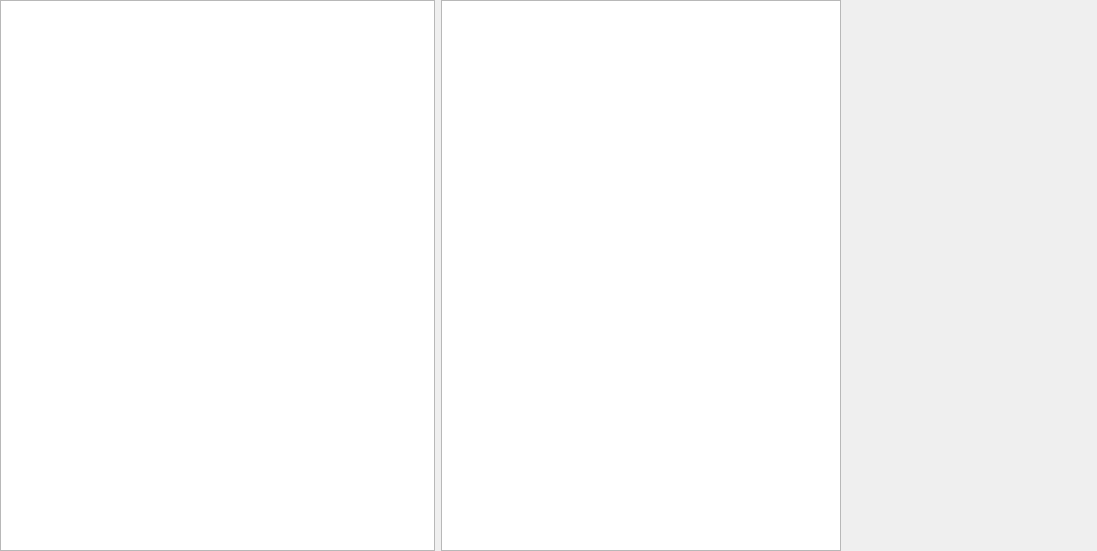
jahshaka/Effects, file mainwindow.ui: the form before one commit.
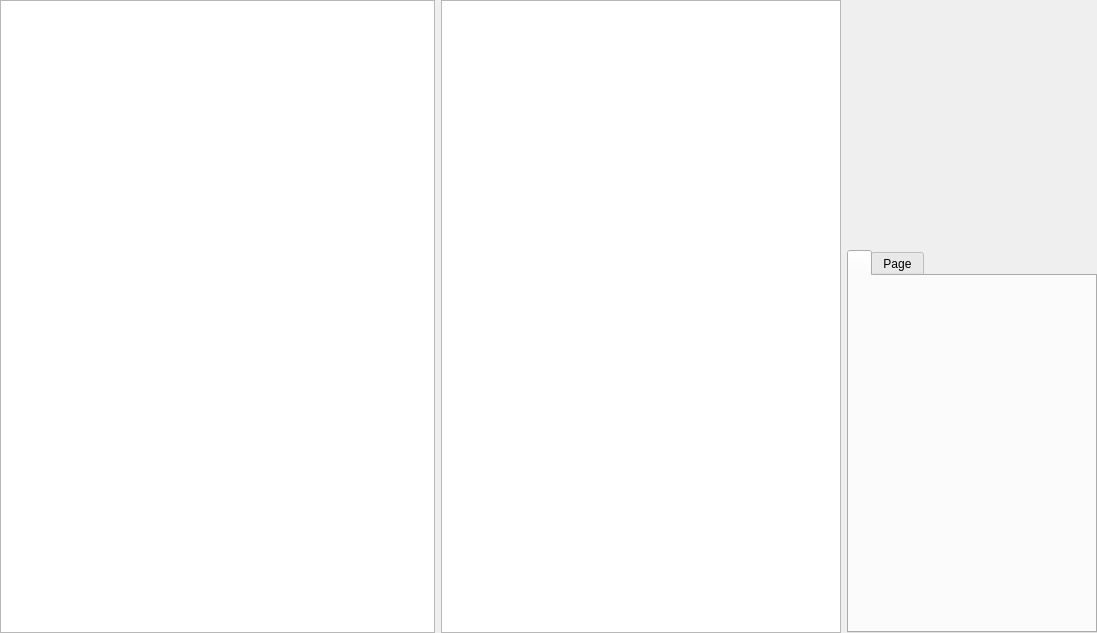
The form after the commit. Custom widgets are drawn as their Qt base class.

Commit message: Updated assimp and added property holder class

```diff
--- a/mainwindow.ui
+++ b/mainwindow.ui
@@ -7,7 +7,7 @@
     <x>0</x>
     <y>0</y>
     <width>1097</width>
-    <height>551</height>
+    <height>633</height>
    </rect>
   </property>
   <property name="windowTitle">
@@ -28,7 +28,14 @@
      <number>0</number>
     </property>
     <item>
-     <widget class="QGraphicsView" name="graphicsView"/>
+     <widget class="QGraphicsView" name="graphicsView">
+      <property name="sizePolicy">
+       <sizepolicy hsizetype="Expanding" vsizetype="Expanding">
+        <horstretch>1</horstretch>
+        <verstretch>0</verstretch>
+       </sizepolicy>
+      </property>
+     </widget>
     </item>
     <item>
      <widget class="QTextEdit" name="textEdit">
@@ -54,6 +61,12 @@
         <height>0</height>
        </size>
       </property>
+      <property name="maximumSize">
+       <size>
+        <width>250</width>
+        <height>16777215</height>
+       </size>
+      </property>
       <property name="baseSize">
        <size>
         <width>0</width>
@@ -77,10 +90,37 @@
         <number>0</number>
        </property>
        <item>
-        <widget class="QWidget" name="sceneContainer" native="true"/>
+        <widget class="QWidget" name="sceneContainer" native="true">
+         <property name="minimumSize">
+          <size>
+           <width>250</width>
+           <height>250</height>
+          </size>
+         </property>
+         <property name="maximumSize">
+          <size>
+           <width>250</width>
+           <height>250</height>
+          </size>
+         </property>
+        </widget>
        </item>
        <item>
-        <widget class="QWidget" name="propertyContainer" native="true"/>
+        <widget class="QTabWidget" name="propertyContainer">
+         <property name="currentIndex">
+          <number>0</number>
+         </property>
+         <widget class="PropertyListWidget" name="propertyContainerPage1" native="true">
+          <attribute name="title">
+           <string/>
+          </attribute>
+         </widget>
+         <widget class="QWidget" name="tab">
+          <attribute name="title">
+           <string>Page</string>
+          </attribute>
+         </widget>
+        </widget>
        </item>
       </layout>
      </widget>
@@ -99,6 +139,14 @@
   </widget>
  </widget>
  <layoutdefault spacing="6" margin="11"/>
+ <customwidgets>
+  <customwidget>
+   <class>PropertyListWidget</class>
+   <extends>QWidget</extends>
+   <header>propertylistwidget.h</header>
+   <container>1</container>
+  </customwidget>
+ </customwidgets>
  <resources/>
  <connections/>
 </ui>
```
The commit also changes 680 other files.
